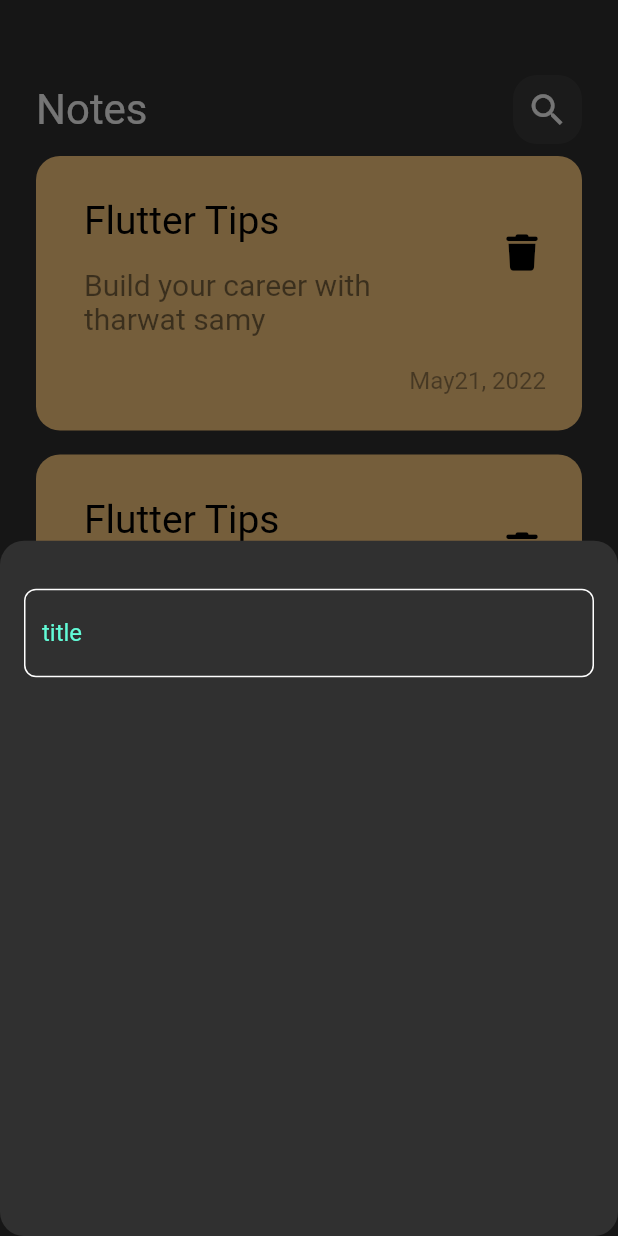
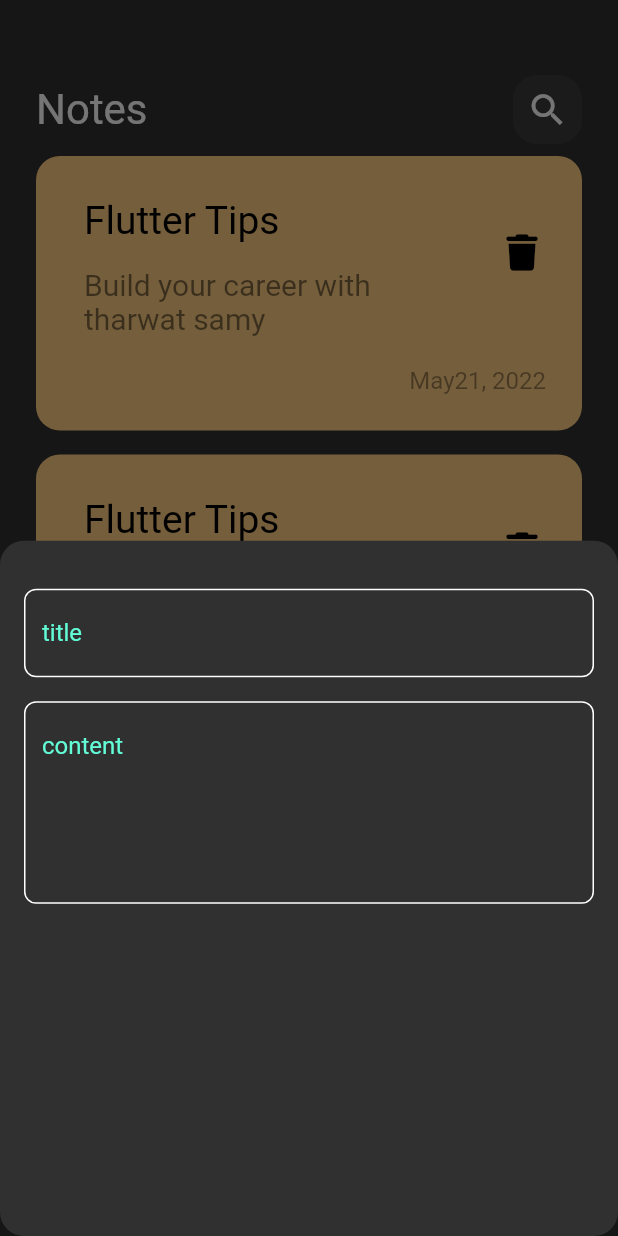
Before and after one commit to AhmedMoustafaAbouharga/notes_app, a Flutter app: the screen it shows after launch, after a tap on the "add" icon, on a phone screen of 412 x 824 dp. Run offline on Flutter 3.47's test engine with Material 2 defaults, Android fonts, the phone set to English and light mode, and no system bars; our stand-ins replace font_awesome_flutter; Roboto replaces fonts that are missing (assets/fonts/Poppins-Regular.ttf).

Commit message:
add fields to bottom sheet

```diff
--- a/lib/widgets/add_note_bottom_sheet.dart
+++ b/lib/widgets/add_note_bottom_sheet.dart
@@ -13,7 +13,11 @@ class AddNoteBottomSheet extends StatelessWidget {
           SizedBox(
             height: 32,
           ),
-           CustomTextField()
+           CustomTextField(hintText: 'title',),
+          SizedBox(
+            height:16 ,
+          ),
+          CustomTextField(hintText: 'content',maxLines: 5,)
         ],
       ),
     );
--- a/lib/widgets/custom_text_filed.dart
+++ b/lib/widgets/custom_text_filed.dart
@@ -2,14 +2,16 @@ import 'package:flutter/material.dart';
 import 'package:notes_app/constants.dart';
 
 class CustomTextField extends StatelessWidget {
-  const CustomTextField({Key? key}) : super(key: key);
-
+  const CustomTextField({Key? key, required this.hintText, this.maxLines=1}) : super(key: key);
+   final String hintText;
+   final int maxLines;
   @override
   Widget build(BuildContext context) {
     return  TextField(
       cursorColor: AppColors.primaryColor,
+      maxLines: maxLines,
       decoration: InputDecoration(
-        hintText: 'title',
+        hintText: hintText,
         hintStyle: TextStyle(
           color: AppColors.primaryColor
         ),
```
